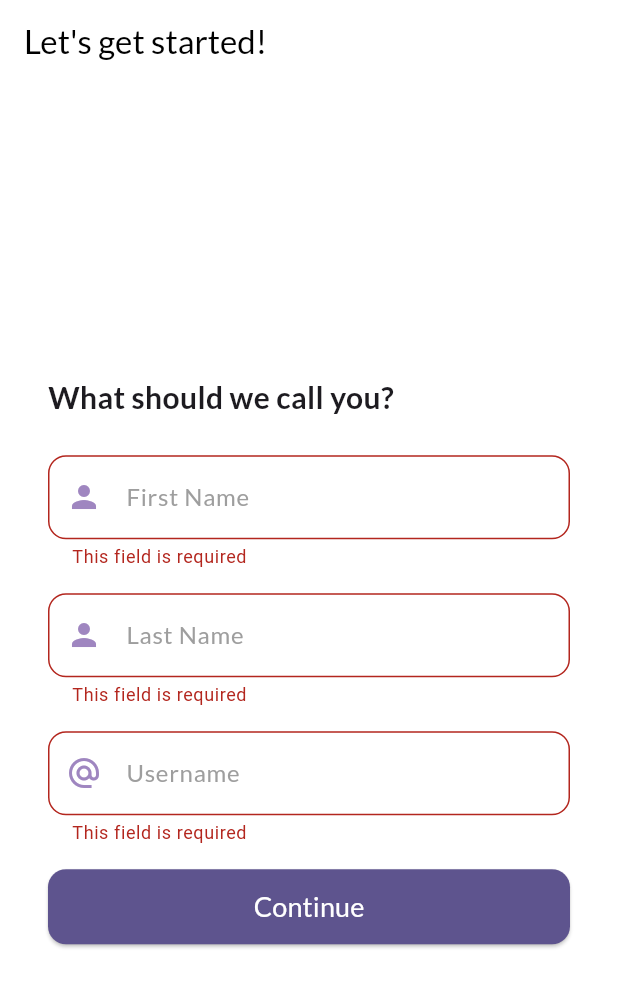
After one commit to Sehgal-Arjun/wannabet, a Flutter app: the NameAndUsernamePage screen opened directly, after a tap on "Continue", on a phone screen of 412 x 824 dp. The commit adds this screen. Shown: the top 987 px of the screen. Run offline on Flutter 3.47's test engine with Material 3 defaults, Android fonts, the phone set to English and light mode, and no system bars; our stand-ins replace cloud_firestore, firebase_auth, firebase_core, firebase_storage, google_fonts, image_picker and 2 more; accounts and stored records are empty; statements that could not run were skipped.

Commit message:
add name, username, and profile picture pages added to sign up flow
also connections with firebase storage and firestore database added

```diff
--- a/lib/intro.dart
+++ b/lib/intro.dart
@@ -3,7 +3,7 @@ import 'package:smooth_page_indicator/smooth_page_indicator.dart';
 import 'package:wannabet/intro/introPage1.dart';
 import 'package:wannabet/intro/introPage2.dart';
 import 'package:wannabet/intro/introPage3.dart';
-import 'package:wannabet/signup.dart';
+import 'package:wannabet/signup/signup.dart';
 
 class IntroPage extends StatefulWidget {
   const IntroPage({super.key});
@@ -60,7 +60,7 @@ class _IntroPageState extends State<IntroPage> {
                 onTap:() =>
                   onLastPage?
                     Navigator.push(context, MaterialPageRoute(builder: (context) { return SignUpPage(); })) :
-                    _controller.nextPage(duration: Duration(milliseconds: 500), curve: Curves.easeIn),
+                    _controller.nextPage(duration: Duration(milliseconds: 150), curve: Curves.easeIn),
               ),
             ),
           )
--- a/lib/login.dart
+++ b/lib/login.dart
@@ -2,7 +2,7 @@ import 'package:flutter/material.dart';
 import 'package:google_fonts/google_fonts.dart';
 import 'package:lottie/lottie.dart';
 import 'package:wannabet/pages/home.dart';
-import 'package:wannabet/signup.dart';
+import 'package:wannabet/signup/signup.dart';
 import 'package:firebase_auth/firebase_auth.dart';
 
 class LoginPage extends StatefulWidget {
--- /dev/null
+++ b/lib/signup/name_and_username.dart
@@ -0,0 +1,130 @@
+import 'package:flutter/material.dart';
+import 'package:google_fonts/google_fonts.dart';
+import 'package:cloud_firestore/cloud_firestore.dart';
+import 'package:firebase_auth/firebase_auth.dart';
+import 'package:wannabet/pages/home.dart';
+import 'package:wannabet/signup/add_profile_picture.dart';
+
+class NameAndUsernamePage extends StatefulWidget {
+  const NameAndUsernamePage({super.key});
+
+  @override
+  State<NameAndUsernamePage> createState() => _NameAndUsernamePageState();
+}
+
+class _NameAndUsernamePageState extends State<NameAndUsernamePage> {
+  final _formKey = GlobalKey<FormState>();
+  final _firstNameController = TextEditingController();
+  final _lastNameController = TextEditingController();
+  final _usernameController = TextEditingController();
+
+  Future<void> saveUserData() async {
+    if (!_formKey.currentState!.validate()) return;
+
+    try {
+      String userId = FirebaseAuth.instance.currentUser!.uid;
+
+      // Save name & username to Firestore
+      await FirebaseFirestore.instance.collection('users').doc(userId).update({
+        "username": _usernameController.text.trim(),
+        "first_name": _firstNameController.text.trim(),
+        "last_name": _lastNameController.text.trim(),
+        "full_name": "${_firstNameController.text.trim()} ${_lastNameController.text.trim()}",
+      });
+
+      Navigator.of(context).pushReplacement(
+        MaterialPageRoute(builder: (context) => AddProfilePicturePage()),
+      );
+    } catch (e) {
+      ScaffoldMessenger.of(context).showSnackBar(
+        SnackBar(content: Text("Failed to save data: ${e.toString()}")),
+      );
+    }
+  }
+
+  @override
+  void dispose() {
+    _firstNameController.dispose();
+    _lastNameController.dispose();
+    _usernameController.dispose();
+    super.dispose();
+  }
+
+  @override
+  Widget build(BuildContext context) {
+    return Scaffold(
+      appBar: AppBar(
+        automaticallyImplyLeading: false,
+        backgroundColor: Colors.white,
+        title: Text(
+          "Let's get started!",
+          style: GoogleFonts.lato(color: Colors.black),
+        ),
+      ),
+      backgroundColor: Colors.white,
+      body: Center(
+        child: Padding(
+          padding: const EdgeInsets.symmetric(horizontal: 32),
+          child: SingleChildScrollView(
+            child: Column(
+              mainAxisAlignment: MainAxisAlignment.center,
+              crossAxisAlignment: CrossAxisAlignment.start,
+              children: [
+                Text(
+                  "What should we call you?",
+                  style: GoogleFonts.lato(fontSize: 20, fontWeight: FontWeight.bold),
+                ),
+                const SizedBox(height: 24),
+                Form(
+                  key: _formKey,
+                  child: Column(
+                    children: [
+                      _buildTextField(Icons.person, "First Name", _firstNameController),
+                      const SizedBox(height: 16),
+                      _buildTextField(Icons.person, "Last Name", _lastNameController),
+                      const SizedBox(height: 16),
+                      _buildTextField(Icons.alternate_email, "Username", _usernameController),
+                    ],
+                  ),
+                ),
+                const SizedBox(height: 16),
+                ElevatedButton(
+                  style: ElevatedButton.styleFrom(
+                    backgroundColor: Color(0xFF5e548e),
+                    foregroundColor: Colors.white,
+                    minimumSize: Size(double.infinity, 50),
+                    shape: RoundedRectangleBorder(
+                      borderRadius: BorderRadius.circular(12),
+                    ),
+                  ),
+                  onPressed: saveUserData,
+                  child: Text("Continue", style: GoogleFonts.lato(fontSize: 18)),
+                ),
+              ],
+            ),
+          ),
+        ),
+      ),
+    );
+  }
+
+  Widget _buildTextField(IconData icon, String hintText, TextEditingController controller) {
+    return TextFormField(
+      controller: controller,
+      validator: (value) => value == null || value.trim().isEmpty ? "This field is required" : null,
+      decoration: InputDecoration(
+        prefixIcon: Icon(icon, color: Color(0xFF9f86c0)),
+        hintText: hintText,
+        hintStyle: GoogleFonts.lato(color: Colors.grey),
+        border: OutlineInputBorder(
+          borderRadius: BorderRadius.circular(12),
+          borderSide: BorderSide(color: Color(0xFF9f86c0)),
+        ),
+        focusedBorder: OutlineInputBorder(
+          borderRadius: BorderRadius.circular(12),
+          borderSide: BorderSide(color: Color(0xFF5e548e)),
+        ),
+      ),
+    );
+  }
+}
--- a/pubspec.yaml
+++ b/pubspec.yaml
@@ -15,6 +15,9 @@ dependencies:
   lottie: ^3.3.1
   google_fonts: ^6.2.1
   lucide_icons: ^0.257.0
+  cloud_firestore: ^5.6.3
+  image_picker: ^1.1.2
+  firebase_storage: ^12.4.2
 
 dev_dependencies:
   flutter_test:
```
Also changed, not shown: lib/signup/add_profile_picture.dart (added, +154 -0 lines), lib/signup/signup.dart (renamed from lib/signup.dart, +22 -2 lines), pubspec.lock, 7 other files.
